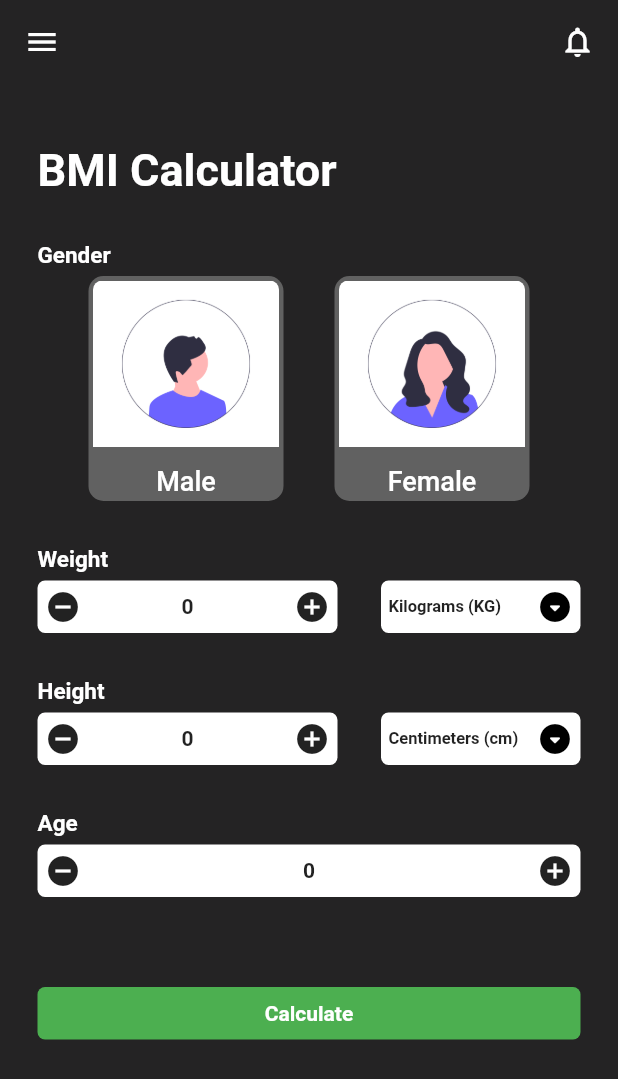
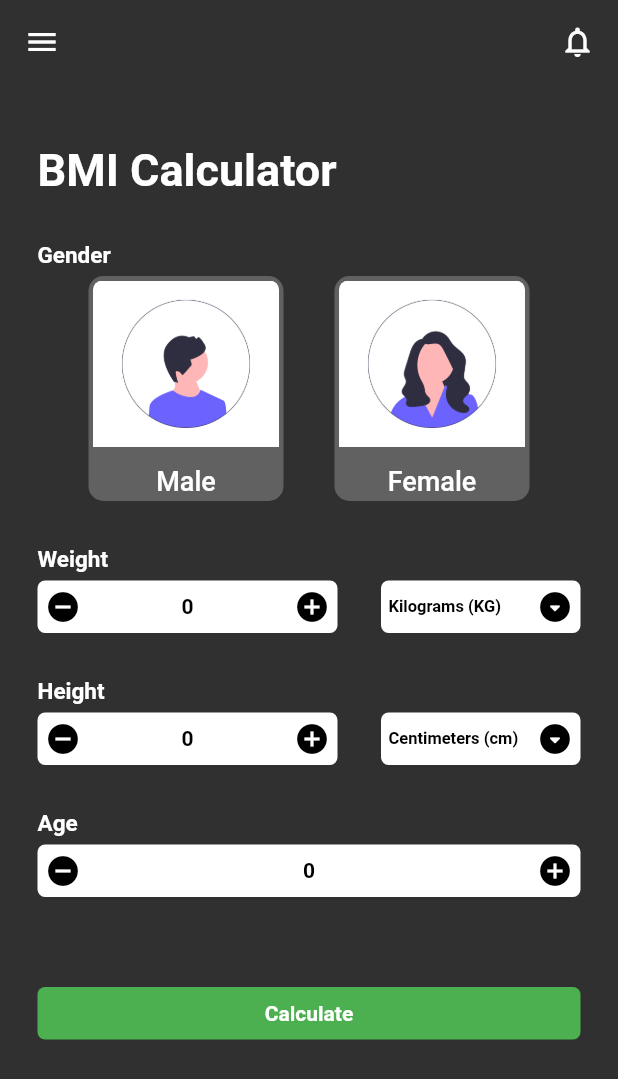
Before and after one commit to AnJasid/bmi_calculator, a Flutter app: the screen it shows after launch, on a phone screen of 412 x 824 dp. Shown: the top 1079 px of the screen. Run offline on Flutter 3.47's test engine with Material 2 defaults, Android fonts, the phone set to English and light mode, and no system bars.

Commit message:
Fixed theme color

```diff
--- a/lib/main.dart
+++ b/lib/main.dart
@@ -11,11 +11,10 @@ class MyApp extends StatelessWidget {
   Widget build(BuildContext context) {
     return MaterialApp(
       home: const HomeScreen(),
-      theme: ThemeData().copyWith(
-        scaffoldBackgroundColor: const Color.fromARGB(255, 36, 35, 36),
+      theme: ThemeData.dark().copyWith(
         appBarTheme: const AppBarTheme().copyWith(
           elevation: 0,
-          backgroundColor: const Color.fromARGB(255, 36, 35, 36),
+          backgroundColor: Colors.transparent,
         ),
       ),
     );
--- a/lib/sections/age_section.dart
+++ b/lib/sections/age_section.dart
@@ -40,17 +40,26 @@ class _AgeSectionState extends State<AgeSection> {
         children: [
           GestureDetector(
             onTap: _decCountAge,
-            child: const Icon(Icons.do_disturb_on),
+            child: const Icon(
+              Icons.do_disturb_on,
+              color: Colors.black,
+            ),
           ),
           // show the number of age
           Text(
             _countAge.toString(),
-            style: const TextStyle(fontWeight: FontWeight.bold),
+            style: const TextStyle(
+              fontWeight: FontWeight.bold,
+              color: Colors.black,
+            ),
           ),
           // icon button to increase number of age
           GestureDetector(
             onTap: _incCountAge,
-            child: const Icon(Icons.add_circle_outlined),
+            child: const Icon(
+              Icons.add_circle_outlined,
+              color: Colors.black,
+            ),
           ),
         ],
       ),
--- a/lib/sections/height_section.dart
+++ b/lib/sections/height_section.dart
@@ -52,17 +52,26 @@ class _HeightSectionState extends State<HeightSection> {
               // icon button to decrease number of height
               GestureDetector(
                 onTap: _decCountHeight,
-                child: const Icon(Icons.do_disturb_on),
+                child: const Icon(
+                  Icons.do_disturb_on,
+                  color: Colors.black,
+                ),
               ),
               // show the number of weight
               Text(
                 _countHeight.toString(),
-                style: const TextStyle(fontWeight: FontWeight.bold),
+                style: const TextStyle(
+                  fontWeight: FontWeight.bold,
+                  color: Colors.black,
+                ),
               ),
               // icon button to increase number of height
               GestureDetector(
                 onTap: _incCountHeight,
-                child: const Icon(Icons.add_circle_outlined),
+                child: const Icon(
+                  Icons.add_circle_outlined,
+                  color: Colors.black,
+                ),
               ),
             ],
           ),
@@ -93,6 +102,7 @@ class _HeightSectionState extends State<HeightSection> {
                         style: const TextStyle(
                           fontWeight: FontWeight.bold,
                           fontSize: 11,
+                          color: Colors.black,
                         ),
                       ),
                     ),
--- a/lib/sections/weight_section.dart
+++ b/lib/sections/weight_section.dart
@@ -49,17 +49,24 @@ class _WeightSectionState extends State<WeightSection> {
               // icon button to decrease number of weight
               GestureDetector(
                 onTap: _decCountWeight,
-                child: const Icon(Icons.do_disturb_on),
+                child: const Icon(
+                  Icons.do_disturb_on,
+                  color: Colors.black,
+                ),
               ),
               // show the number of weight
               Text(
                 _countWeight.toString(),
-                style: const TextStyle(fontWeight: FontWeight.bold),
+                style: const TextStyle(
+                  fontWeight: FontWeight.bold,
+                  color: Colors.black,
+                ),
               ),
               // icon button to increase number of weight
               GestureDetector(
                 onTap: _incCountWeight,
-                child: const Icon(Icons.add_circle_outlined),
+                child:
+                    const Icon(Icons.add_circle_outlined, color: Colors.black),
               ),
             ],
           ),
@@ -90,6 +97,7 @@ class _WeightSectionState extends State<WeightSection> {
                         style: const TextStyle(
                           fontWeight: FontWeight.bold,
                           fontSize: 11,
+                          color: Colors.black,
                         ),
                       ),
                     ),
```
